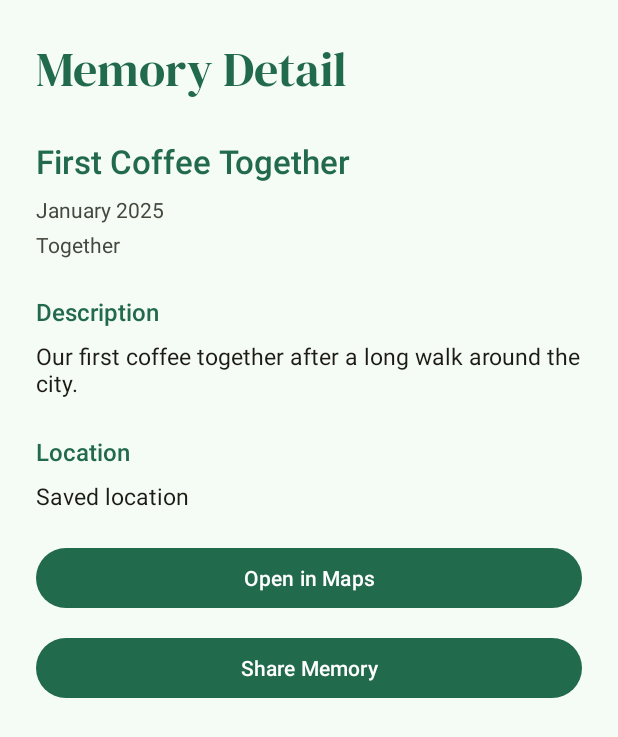
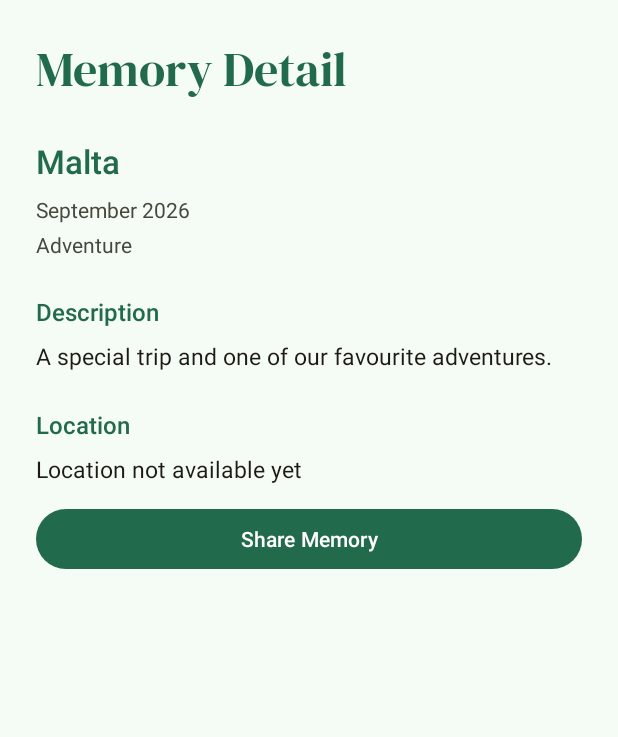
Before and after one commit to AlineACosta12/MemoryLane-Mobile-Development, an Android app built with Jetpack Compose: the screen it shows after launch (MemoryDetailActivity), after a tap on "Malta", on a phone screen of 412 x 824 dp. Shown: the top 737 px of the screen. Run offline under Robolectric (Android 15) with nearby library versions, the phone set to English and light mode, and no system bars.

Commit message:
pass selected memory ID to detail screen

```diff
--- a/app/src/main/java/com/aline/memorylane/MainActivity.kt
+++ b/app/src/main/java/com/aline/memorylane/MainActivity.kt
@@ -35,10 +35,13 @@ class MainActivity : AppCompatActivity() {
                             )
                         )
                     },
-                    onOpenMemory = { _ ->
-                        startActivity(
-                            Intent(this@MainActivity, MemoryDetailActivity::class.java)
+                    onOpenMemory = { memoryId ->
+                        val intent = Intent(
+                            this@MainActivity,
+                            MemoryDetailActivity::class.java
                         )
+                        intent.putExtra("memory_id", memoryId)
+                        startActivity(intent)
                     }
                 )
             }
--- a/app/src/main/java/com/aline/memorylane/MemoryDetailActivity.kt
+++ b/app/src/main/java/com/aline/memorylane/MemoryDetailActivity.kt
@@ -48,44 +48,46 @@ class MemoryDetailActivity : AppCompatActivity() {
 
         // Read the selected memory information sent by the previous Activity
         // Default values are used when the memory is opened directly from the Home screen
-        val memoryTitle =
-            intent.getStringExtra("memoryTitle")
-                ?: "First Coffee Together"
-        val memoryDescription =
-            intent.getStringExtra("memoryDescription")
-                ?: "Our first coffee together after a long walk around the city."
-        val memoryDate =
-            intent.getStringExtra("memoryDate")
-                ?: "January 2025"
-        val memoryCategory =
-            intent.getStringExtra("memoryCategory")
-                ?: "Together"
+        val memoryId = intent.getIntExtra("memory_id", -1)
+        val selectedMemory = SampleMemories.memories.find {
+            it.id == memoryId
+        }
+        val memoryTitle = selectedMemory?.title
+            ?: intent.getStringExtra("memoryTitle")
+            ?: "First Coffee Together"
+        val memoryDescription = selectedMemory?.description
+            ?: intent.getStringExtra("memoryDescription")
+            ?: "Our first coffee together after a long walk around the city."
+        val memoryDate = selectedMemory?.date
+            ?: intent.getStringExtra("memoryDate")
+            ?: "January 2025"
+        val memoryCategory = selectedMemory?.category
+            ?: intent.getStringExtra("memoryCategory")
+            ?: "Together"
 
         /*
          * The Home screen currently opens First Coffee Together without extras,
          * so its sample coordinates are used as a fallback.
          */
-        val openedFromHome =
-            !intent.hasExtra("memoryTitle")
-        val hasLocation =
-            if (openedFromHome) {
-                true
-            } else {
-                intent.hasExtra("memoryLatitude") &&
-                        intent.hasExtra("memoryLongitude")
-            }
-        val latitude =
-            if (openedFromHome) {
-                51.8985
-            } else {
+        val openedWithoutExtras =
+            !intent.hasExtra("memory_id") &&
+                    !intent.hasExtra("memoryTitle")
+        val latitude = when {
+            selectedMemory != null -> selectedMemory.latitude
+            intent.hasExtra("memoryLatitude") ->
                 intent.getDoubleExtra("memoryLatitude", 0.0)
-            }
-        val longitude =
-            if (openedFromHome) {
-                -8.4756
-            } else {
+            openedWithoutExtras -> 51.8985
+            else -> null
+        }
+        val longitude = when {
+            selectedMemory != null -> selectedMemory.longitude
+            intent.hasExtra("memoryLongitude") ->
                 intent.getDoubleExtra("memoryLongitude", 0.0)
-            }
+            openedWithoutExtras -> -8.4756
+            else -> null
+        }
+
+        val hasLocation = latitude != null && longitude != null
 
         // Display the selected memory information
         titleText.text = memoryTitle
```
